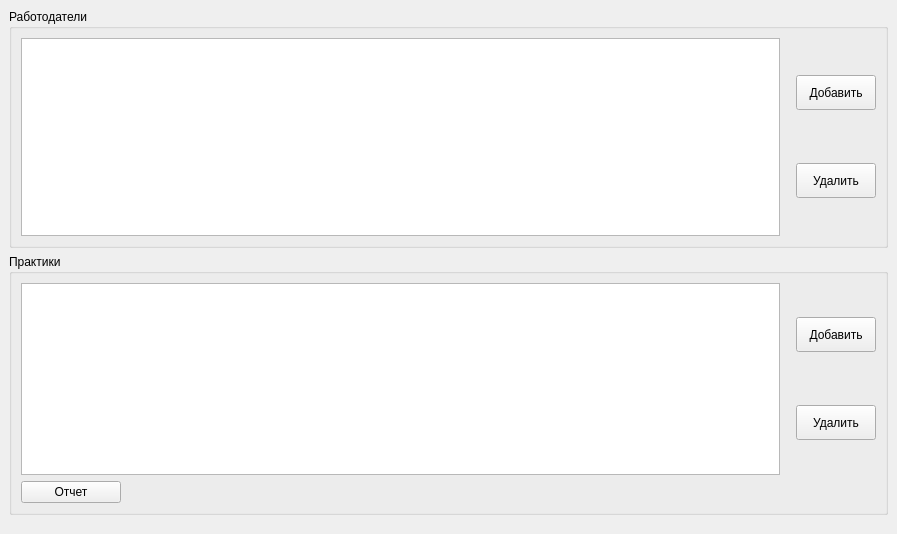
This is ui/mainwindow.ui in 7enSmile/clientVKR as Qt 5 draws it before an edit. The edited form follows.
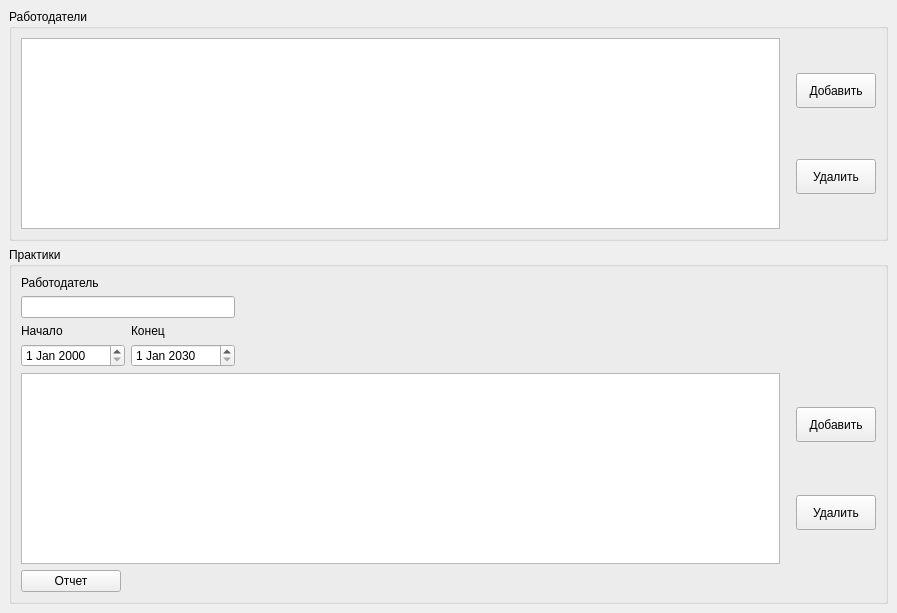
This is the edited form.

```diff
--- a/ui/mainwindow.ui
+++ b/ui/mainwindow.ui
@@ -7,7 +7,7 @@
     <x>0</x>
     <y>0</y>
     <width>897</width>
-    <height>534</height>
+    <height>613</height>
    </rect>
   </property>
   <property name="windowTitle">
@@ -58,7 +58,7 @@
               <bool>true</bool>
              </attribute>
              <attribute name="verticalHeaderVisible">
-              <bool>false</bool>
+              <bool>true</bool>
              </attribute>
             </widget>
            </item>
@@ -136,7 +136,108 @@
       <property name="title">
        <string>Практики</string>
       </property>
-      <layout class="QVBoxLayout" name="verticalLayout_5">
+      <layout class="QVBoxLayout" name="verticalLayout_9">
+       <item>
+        <layout class="QHBoxLayout" name="horizontalLayout_6">
+         <item>
+          <layout class="QVBoxLayout" name="verticalLayout_8">
+           <item>
+            <layout class="QVBoxLayout" name="verticalLayout_5">
+             <item>
+              <widget class="QLabel" name="label">
+               <property name="text">
+                <string>Работодатель</string>
+               </property>
+              </widget>
+             </item>
+             <item>
+              <widget class="QLineEdit" name="lineEditNameEmployer"/>
+             </item>
+            </layout>
+           </item>
+           <item>
+            <layout class="QHBoxLayout" name="horizontalLayout_5">
+             <item>
+              <layout class="QVBoxLayout" name="verticalLayout_6">
+               <item>
+                <widget class="QLabel" name="label_2">
+                 <property name="text">
+                  <string>Начало</string>
+                 </property>
+                </widget>
+               </item>
+               <item>
+                <widget class="QDateEdit" name="dateEditBegin"/>
+               </item>
+              </layout>
+             </item>
+             <item>
+              <layout class="QVBoxLayout" name="verticalLayout_7">
+               <item>
+                <widget class="QLabel" name="label_3">
+                 <property name="text">
+                  <string>Конец</string>
+                 </property>
+                </widget>
+               </item>
+               <item>
+                <widget class="QDateEdit" name="dateEditEnd">
+                 <property name="date">
+                  <date>
+                   <year>2030</year>
+                   <month>1</month>
+                   <day>1</day>
+                  </date>
+                 </property>
+                </widget>
+               </item>
+              </layout>
+             </item>
+            </layout>
+           </item>
+          </layout>
+         </item>
+         <item>
+          <spacer name="horizontalSpacer_5">
+           <property name="orientation">
+            <enum>Qt::Horizontal</enum>
+           </property>
+           <property name="sizeHint" stdset="0">
+            <size>
+             <width>40</width>
+             <height>20</height>
+            </size>
+           </property>
+          </spacer>
+         </item>
+         <item>
+          <spacer name="horizontalSpacer_4">
+           <property name="orientation">
+            <enum>Qt::Horizontal</enum>
+           </property>
+           <property name="sizeHint" stdset="0">
+            <size>
+             <width>40</width>
+             <height>20</height>
+            </size>
+           </property>
+          </spacer>
+         </item>
+         <item>
+          <spacer name="horizontalSpacer_3">
+           <property name="orientation">
+            <enum>Qt::Horizontal</enum>
+           </property>
+           <property name="sizeHint" stdset="0">
+            <size>
+             <width>40</width>
+             <height>20</height>
+            </size>
+           </property>
+          </spacer>
+         </item>
+        </layout>
+       </item>
        <item>
         <layout class="QHBoxLayout" name="horizontalLayout_4">
          <item>
@@ -162,7 +263,7 @@
               <bool>true</bool>
              </attribute>
              <attribute name="verticalHeaderVisible">
-              <bool>false</bool>
+              <bool>true</bool>
              </attribute>
              <attribute name="verticalHeaderStretchLastSection">
               <bool>false</bool>
@@ -251,22 +352,6 @@
       </layout>
      </widget>
     </item>
-    <item>
-     <spacer name="verticalSpacer_5">
-      <property name="orientation">
-       <enum>Qt::Vertical</enum>
-      </property>
-      <property name="sizeType">
-       <enum>QSizePolicy::Fixed</enum>
-      </property>
-      <property name="sizeHint" stdset="0">
-       <size>
-        <width>20</width>
-        <height>10</height>
-       </size>
-      </property>
-     </spacer>
-    </item>
    </layout>
   </widget>
   <widget class="QMenuBar" name="menubar">
```
